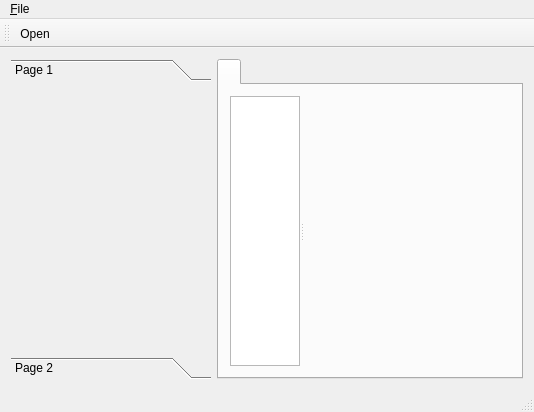
First picture: the form in mainwindow.ui, repository Shadasviar/APOD, before the edit.
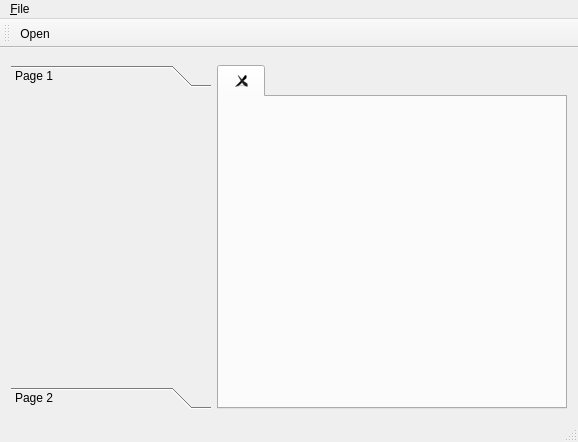
Second picture: the form after the edit. Icons and pictures are not drawn.

Commit message: Create ImageWorkspace in tabs.

Patch:
```diff
--- a/mainwindow.ui
+++ b/mainwindow.ui
@@ -6,8 +6,8 @@
    <rect>
     <x>0</x>
     <y>0</y>
-    <width>534</width>
-    <height>412</height>
+    <width>578</width>
+    <height>442</height>
    </rect>
   </property>
   <property name="windowTitle">
@@ -16,6 +16,16 @@
   <widget class="QWidget" name="centralWidget">
    <layout class="QGridLayout" name="gridLayout">
     <item row="0" column="0">
+     <widget class="QFrame" name="frame">
+      <property name="frameShape">
+       <enum>QFrame::StyledPanel</enum>
+      </property>
+      <property name="frameShadow">
+       <enum>QFrame::Raised</enum>
+      </property>
+     </widget>
+    </item>
+    <item row="1" column="0">
      <layout class="QGridLayout" name="gridLayout_2">
       <property name="topMargin">
        <number>0</number>
@@ -85,48 +95,20 @@
         <property name="minimumSize">
          <size>
           <width>100</width>
-          <height>100</height>
+          <height>0</height>
          </size>
         </property>
+        <property name="tabsClosable">
+         <bool>true</bool>
+        </property>
         <widget class="QWidget" name="mainTabWidgetPage1" native="true">
          <attribute name="title">
           <string/>
          </attribute>
          <layout class="QHBoxLayout" name="horizontalLayout">
-          <item>
-           <widget class="QSplitter" name="imgWorkspaceSplitter">
-            <property name="sizePolicy">
-             <sizepolicy hsizetype="MinimumExpanding" vsizetype="MinimumExpanding">
-              <horstretch>0</horstretch>
-              <verstretch>0</verstretch>
-             </sizepolicy>
-            </property>
-            <property name="minimumSize">
-             <size>
-              <width>0</width>
-              <height>0</height>
-             </size>
-            </property>
-            <property name="orientation">
-             <enum>Qt::Horizontal</enum>
-            </property>
-            <widget class="QGraphicsView" name="graphicsView"/>
-            <widget class="QWidget" name="left_widget" native="true">
-             <property name="sizePolicy">
-              <sizepolicy hsizetype="MinimumExpanding" vsizetype="MinimumExpanding">
-               <horstretch>0</horstretch>
-               <verstretch>0</verstretch>
-              </sizepolicy>
-             </property>
-             <property name="minimumSize">
-              <size>
-               <width>300</width>
-               <height>50</height>
-              </size>
-             </property>
-            </widget>
-           </widget>
-          </item>
+          <property name="sizeConstraint">
+           <enum>QLayout::SetMaximumSize</enum>
+          </property>
          </layout>
         </widget>
        </widget>
@@ -140,7 +122,7 @@
     <rect>
      <x>0</x>
      <y>0</y>
-     <width>534</width>
+     <width>578</width>
      <height>29</height>
     </rect>
    </property>
```
Left out of the diff: 4 changed lines with no effect on the pictures. The commit also changes 5 other files.
